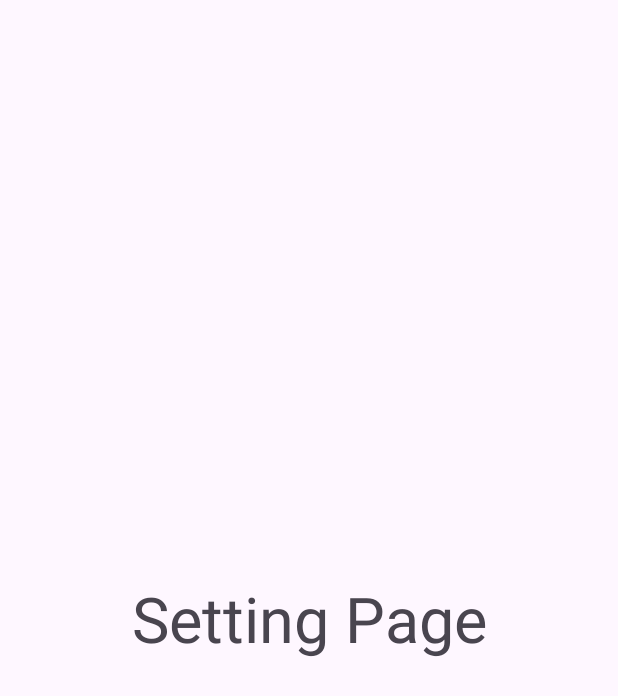
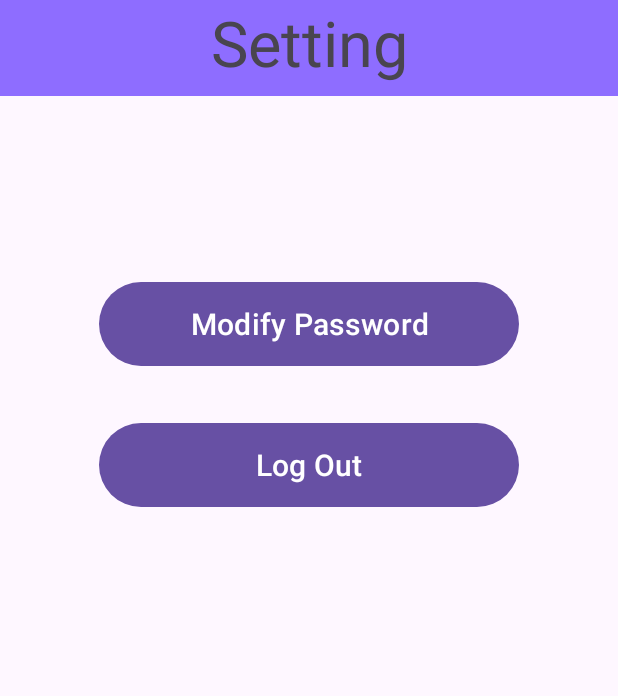
Before and after one commit to Samuel0206/NMTrack, an Android app: the ActivitySetting screen opened directly, with no data from a screen before it, on a phone screen of 412 x 824 dp. Shown: the top 696 px of the screen. Run offline under Robolectric (Android 15) with nearby library versions, the phone set to English and light mode, and no system bars.

Commit message:
Profile page update(Edit password)

```diff
--- a/app/build.gradle.kts
+++ b/app/build.gradle.kts
@@ -46,6 +46,8 @@
     implementation("com.google.firebase:firebase-storage-ktx:20.3.0")
 
     implementation("com.google.firebase:firebase-firestore:24.10.2")
+    implementation("androidx.navigation:navigation-fragment-ktx:2.6.0")
+    implementation("androidx.navigation:navigation-ui-ktx:2.6.0")
     testImplementation("junit:junit:4.13.2")
     androidTestImplementation("androidx.test.ext:junit:1.1.5")
     androidTestImplementation("androidx.test.espresso:espresso-core:3.5.1")
--- a/app/src/main/java/com/project/tracker/ActivitySetting.kt
+++ b/app/src/main/java/com/project/tracker/ActivitySetting.kt
@@ -1,11 +1,52 @@
 package com.project.tracker
 
+import android.app.AlertDialog
+import android.content.Intent
+import android.os.Bundle
+import android.widget.Button
 import androidx.appcompat.app.AppCompatActivity
-import android.os.Bundle
+import com.project.tracker.databinding.ActivitySettingBinding
+
 
 class ActivitySetting : AppCompatActivity() {
+    private val view: ActivitySettingBinding by lazy { ActivitySettingBinding.inflate(layoutInflater) }
     override fun onCreate(savedInstanceState: Bundle?) {
         super.onCreate(savedInstanceState)
-        setContentView(R.layout.activity_setting)
+        setContentView(view.root)
+        val btnLogout = findViewById<Button>(R.id.btnLogout)
+        btnLogout.setOnClickListener { showLogoutConfirmationDialog() }
+
+        view.btnEditPassword.setOnClickListener {
+            startActivity(Intent(this, ModifyPasswordActivity::class.java))
+        }
+    }
+
+
+
+    private fun showLogoutConfirmationDialog() {
+        val builder = AlertDialog.Builder(this)
+        builder.setTitle("Logout Confirmation")
+        builder.setMessage("Are you sure you want to logout?")
+        builder.setPositiveButton(
+            "Logout"
+        ) { dialogInterface, i -> // User clicked the Logout button
+            // Perform logout and navigate back to the login page
+            navigateToLoginPage()
+        }
+        builder.setNegativeButton(
+            "Cancel"
+        ) { dialogInterface, i ->
+            // User clicked the Cancel button, do nothing
+        }
+        builder.show()
+    }
+
+    private fun navigateToLoginPage() {
+        // Add code to perform logout actions
+        // For example, clearing user session or preferences
+        // Then navigate back to the login page
+        val intent = Intent(this, LoginActivity::class.java)
+        startActivity(intent)
+        finish() // Optional: Finish the current activity to prevent going back with the back button
     }
 }
--- a/app/src/main/res/layout/activity_setting.xml
+++ b/app/src/main/res/layout/activity_setting.xml
@@ -8,12 +8,37 @@
 
     <TextView
         android:id="@+id/textView2"
-        android:layout_width="wrap_content"
-        android:layout_height="wrap_content"
-        android:text="Setting Page"
+        android:layout_width="fill_parent"
+        android:layout_height="64dp"
+        android:background="#8E6DFF"
+        android:text="Setting"
+        android:textAlignment="center"
         android:textSize="42sp"
         app:layout_constraintBottom_toBottomOf="parent"
         app:layout_constraintEnd_toEndOf="parent"
         app:layout_constraintStart_toStartOf="parent"
-        app:layout_constraintTop_toTopOf="parent" />
+        app:layout_constraintTop_toTopOf="parent"
+        app:layout_constraintVertical_bias="0.0" />
+
+    <Button
+        android:id="@+id/btnEditPassword"
+        android:layout_width="280dp"
+        android:layout_height="64dp"
+        android:layout_marginTop="120dp"
+        android:text="Modify Password"
+        android:textSize="20sp"
+        app:layout_constraintEnd_toEndOf="parent"
+        app:layout_constraintStart_toStartOf="@+id/textView2"
+        app:layout_constraintTop_toBottomOf="@+id/textView2" />
+
+    <Button
+        android:id="@+id/btnLogout"
+        android:layout_width="280dp"
+        android:layout_height="64dp"
+        android:layout_marginTop="30dp"
+        android:text="Log Out"
+        android:textSize="20sp"
+        app:layout_constraintEnd_toEndOf="@+id/btnEditPassword"
+        app:layout_constraintStart_toStartOf="@+id/btnEditPassword"
+        app:layout_constraintTop_toBottomOf="@+id/btnEditPassword" />
 </androidx.constraintlayout.widget.ConstraintLayout>
--- /dev/null
+++ b/app/src/main/res/values-land/dimens.xml
@@ -0,0 +1,3 @@
+<resources>
+    <dimen name="fab_margin">48dp</dimen>
+</resources>
--- /dev/null
+++ b/app/src/main/res/values-v23/themes.xml
@@ -0,0 +1,9 @@
+<resources xmlns:tools="http://schemas.android.com/tools">
+
+    <style name="Theme.Tracker" parent="Base.Theme.Tracker">
+        <!-- Transparent system bars for edge-to-edge. -->
+        <item name="android:navigationBarColor">@android:color/transparent</item>
+        <item name="android:statusBarColor">@android:color/transparent</item>
+        <item name="android:windowLightStatusBar">?attr/isLightTheme</item>
+    </style>
+</resources>
--- /dev/null
+++ b/app/src/main/res/values-w1240dp/dimens.xml
@@ -0,0 +1,3 @@
+<resources>
+    <dimen name="fab_margin">200dp</dimen>
+</resources>
--- /dev/null
+++ b/app/src/main/res/values-w600dp/dimens.xml
@@ -0,0 +1,3 @@
+<resources>
+    <dimen name="fab_margin">48dp</dimen>
+</resources>
--- /dev/null
+++ b/app/src/main/res/values/dimens.xml
@@ -0,0 +1,3 @@
+<resources>
+    <dimen name="fab_margin">16dp</dimen>
+</resources>
```
Also changed, not shown: app/src/main/AndroidManifest.xml (+8 -4 lines), app/src/main/java/com/project/tracker/ModifyPasswordActivity.kt (added, +152 -0 lines), app/src/main/res/layout/activity_modify_password.xml (added, +67 -0 lines), app/src/main/res/navigation/nav_graph.xml (added, +28 -0 lines), app/src/main/res/values/strings.xml (+43 -0 lines).
